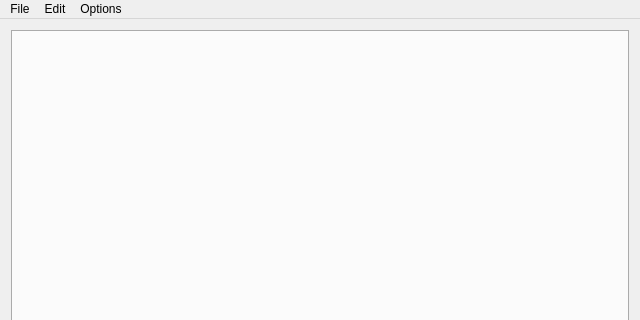
This is term_paper/Term_paper/App/mainwindow.ui in 46ccac1474d000676430445ffc4b160a/Algo as Qt 5 draws it before an edit; both pictures show x 0 to 640 and y 0 to 320 of the 640 by 480 pixel window. The edited form follows.
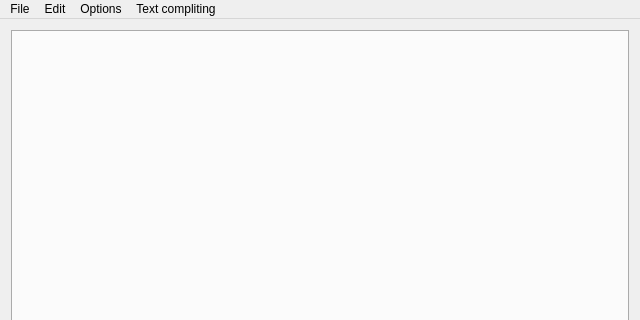
This is the edited form.

Patch:
```diff
--- a/term_paper/Term_paper/App/mainwindow.ui
+++ b/term_paper/Term_paper/App/mainwindow.ui
@@ -78,9 +78,16 @@
     </property>
     <addaction name="actionClose_if_no_tabs"/>
    </widget>
+   <widget class="QMenu" name="menuText_compliting">
+    <property name="title">
+     <string>Text compliting</string>
+    </property>
+    <addaction name="actionDictionary"/>
+   </widget>
    <addaction name="menuFile"/>
    <addaction name="menuEdit"/>
    <addaction name="menuOptions"/>
+   <addaction name="menuText_compliting"/>
   </widget>
   <action name="actionExit">
    <property name="text">
```
Left out of the diff: 5 changed lines with no effect on the pictures.
